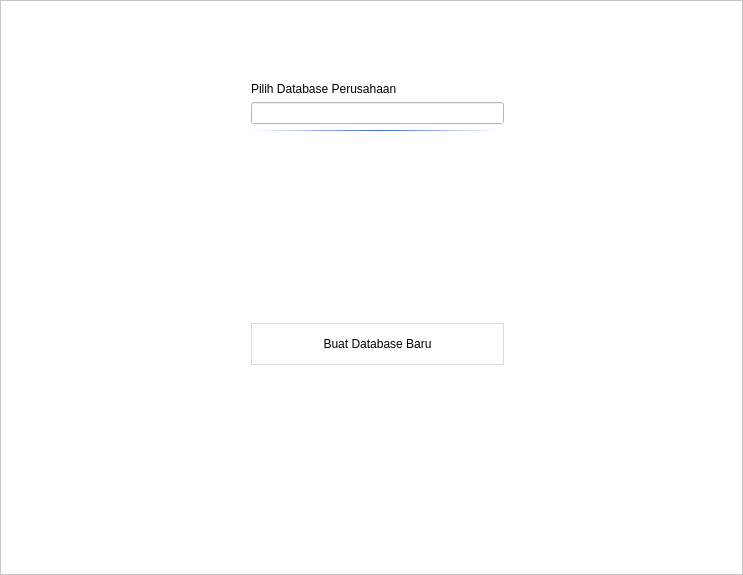
Above: source/login/login_ui.ui from fnugrahendi/petuk.corp before the change. Below: the same form after it.
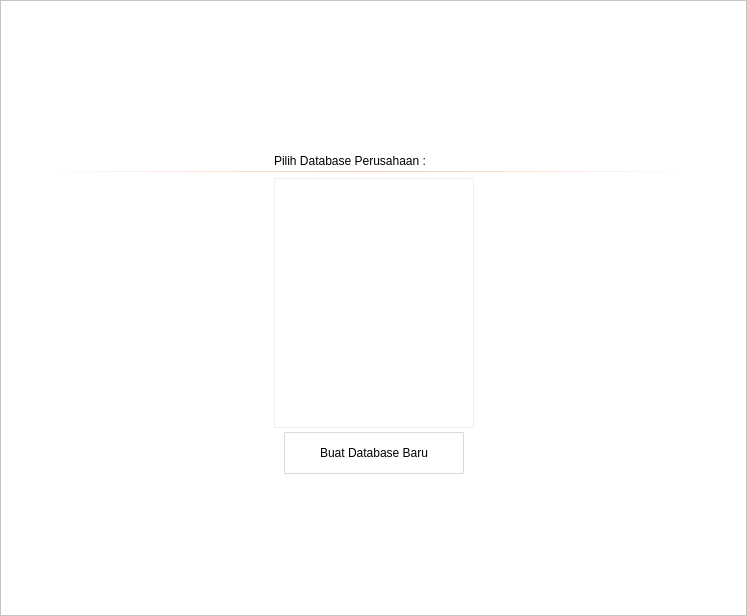
That is the form after the change. The open tabs and pages were chosen to show the change.

Commit message: login styling

Diff of the .ui file:
```diff
--- a/source/login/login_ui.ui
+++ b/source/login/login_ui.ui
@@ -6,8 +6,8 @@
    <rect>
     <x>0</x>
     <y>0</y>
-    <width>743</width>
-    <height>575</height>
+    <width>747</width>
+    <height>616</height>
    </rect>
   </property>
   <property name="windowTitle">
@@ -23,7 +23,7 @@
    <enum>QFrame::Raised</enum>
   </property>
   <layout class="QGridLayout" name="igr_Main">
-   <item row="0" column="1">
+   <item row="0" column="0">
     <spacer name="verticalSpacer">
      <property name="orientation">
       <enum>Qt::Vertical</enum>
@@ -37,61 +37,22 @@
     </spacer>
    </item>
    <item row="1" column="0">
-    <spacer name="horizontalSpacer">
-     <property name="orientation">
-      <enum>Qt::Horizontal</enum>
-     </property>
-     <property name="sizeHint" stdset="0">
-      <size>
-       <width>40</width>
-       <height>20</height>
-      </size>
-     </property>
-    </spacer>
-   </item>
-   <item row="1" column="2">
-    <spacer name="horizontalSpacer_2">
-     <property name="orientation">
-      <enum>Qt::Horizontal</enum>
-     </property>
-     <property name="sizeHint" stdset="0">
-      <size>
-       <width>40</width>
-       <height>20</height>
-      </size>
-     </property>
-    </spacer>
-   </item>
-   <item row="2" column="1">
-    <spacer name="verticalSpacer_2">
-     <property name="orientation">
-      <enum>Qt::Vertical</enum>
-     </property>
-     <property name="sizeHint" stdset="0">
-      <size>
-       <width>20</width>
-       <height>40</height>
-      </size>
-     </property>
-    </spacer>
-   </item>
-   <item row="1" column="1">
     <widget class="QStackedWidget" name="st_Main">
      <property name="sizePolicy">
-      <sizepolicy hsizetype="Preferred" vsizetype="Preferred">
+      <sizepolicy hsizetype="Expanding" vsizetype="Fixed">
        <horstretch>0</horstretch>
        <verstretch>0</verstretch>
       </sizepolicy>
      </property>
      <property name="minimumSize">
       <size>
-       <width>480</width>
+       <width>640</width>
        <height>450</height>
       </size>
      </property>
      <property name="maximumSize">
       <size>
-       <width>480</width>
+       <width>1366</width>
        <height>450</height>
       </size>
      </property>
@@ -353,14 +314,26 @@
       </widget>
      </widget>
      <widget class="QWidget" name="st_Database">
+      <layout class="QGridLayout" name="gridLayout">
+       <item row="0" column="0">
       <widget class="QFrame" name="fr_Database">
-       <property name="geometry">
-        <rect>
-         <x>110</x>
-         <y>10</y>
-         <width>271</width>
-         <height>301</height>
-        </rect>
+         <property name="sizePolicy">
+          <sizepolicy hsizetype="Expanding" vsizetype="Preferred">
+           <horstretch>0</horstretch>
+           <verstretch>0</verstretch>
+          </sizepolicy>
+         </property>
+         <property name="minimumSize">
+          <size>
+           <width>500</width>
+           <height>350</height>
+          </size>
+         </property>
+         <property name="maximumSize">
+          <size>
+           <width>800</width>
+           <height>350</height>
+          </size>
        </property>
        <property name="styleSheet">
         <string notr="true">QLabel{
@@ -377,25 +350,59 @@
         <enum>QFrame::Raised</enum>
        </property>
        <layout class="QGridLayout" name="igr_Database">
-        <item row="2" column="0">
+          <item row="2" column="2">
+           <spacer name="horizontalSpacer_4">
+            <property name="orientation">
+             <enum>Qt::Horizontal</enum>
+            </property>
+            <property name="sizeType">
+             <enum>QSizePolicy::Expanding</enum>
+            </property>
+            <property name="sizeHint" stdset="0">
+             <size>
+              <width>180</width>
+              <height>20</height>
+             </size>
+            </property>
+           </spacer>
+          </item>
+          <item row="2" column="1">
          <widget class="QScrollArea" name="sc_Database_List">
+            <property name="sizePolicy">
+             <sizepolicy hsizetype="Fixed" vsizetype="Fixed">
+              <horstretch>0</horstretch>
+              <verstretch>0</verstretch>
+             </sizepolicy>
+            </property>
+            <property name="minimumSize">
+             <size>
+              <width>200</width>
+              <height>250</height>
+             </size>
+            </property>
+            <property name="maximumSize">
+             <size>
+              <width>200</width>
+              <height>250</height>
+             </size>
+            </property>
           <property name="styleSheet">
            <string notr="true">QPushButton{
 border-style:solid;
 border-width:1px;
 border-radius:1px;
 border-color: rgb(215, 219, 223);
-height:24px;
+height:40px;
+min-width:178px;
 }
 QPushButton::hover{
 	background-color: qlineargradient(spread:pad, x1:0.511111, y1:1, x2:0.49, y2:0.420455, stop:0 rgba(16, 159, 255, 255), stop:1 rgba(98, 187, 255, 255));
 color:white;
 }
 QFrame{
-	border:0px;
-	border-top-width:1px;
-	border-top-style:solid;
-	border-top-color: qlineargradient(spread:pad, x1:0, y1:0, x2:1, y2:0, stop:0 rgba(255, 178, 102, 0), stop:0.5 rgba(61, 104, 235, 255), stop:0.98 rgba(0, 0, 0, 0), stop:1 rgba(0, 0, 0, 0));
+	border-width:1px;
+	border-style:solid;
+	border-color: rgb(240, 240, 240);
 }</string>
           </property>
           <property name="widgetResizable">
@@ -406,29 +413,28 @@
             <rect>
              <x>0</x>
              <y>0</y>
-             <width>251</width>
-             <height>186</height>
+               <width>198</width>
+               <height>248</height>
             </rect>
            </property>
            <layout class="QVBoxLayout" name="ivl_Database_ListContent"/>
           </widget>
          </widget>
         </item>
-        <item row="1" column="0">
-         <widget class="QLineEdit" name="le_Database_Search"/>
-        </item>
-        <item row="0" column="0">
-         <widget class="QLabel" name="lb_Database_Judul">
-          <property name="styleSheet">
-           <string notr="true">border:0px;</string>
-          </property>
-          <property name="text">
-           <string>Pilih Database Perusahaan</string>
-          </property>
-         </widget>
-        </item>
-        <item row="3" column="0">
+          <item row="3" column="1">
          <widget class="QPushButton" name="tb_Database_Create">
+            <property name="sizePolicy">
+             <sizepolicy hsizetype="Fixed" vsizetype="Fixed">
+              <horstretch>0</horstretch>
+              <verstretch>0</verstretch>
+             </sizepolicy>
+            </property>
+            <property name="minimumSize">
+             <size>
+              <width>200</width>
+              <height>0</height>
+             </size>
+            </property>
           <property name="cursor">
            <cursorShape>PointingHandCursor</cursorShape>
           </property>
@@ -439,6 +445,9 @@
 border-radius:1px;
 border-color: rgb(215, 219, 223);
 height:40px;
+margin-left:10px;
+margin-right:10px;
+
 }
 QPushButton::hover{
 	background-color: qlineargradient(spread:pad, x1:0.511111, y1:1, x2:0.49, y2:0.420455, stop:0 rgba(16, 159, 255, 255), stop:1 rgba(98, 187, 255, 255));
@@ -450,8 +459,118 @@
           </property>
          </widget>
         </item>
-       </layout>
-      </widget>
+          <item row="2" column="0">
+           <spacer name="horizontalSpacer_3">
+            <property name="orientation">
+             <enum>Qt::Horizontal</enum>
+            </property>
+            <property name="sizeType">
+             <enum>QSizePolicy::Expanding</enum>
+            </property>
+            <property name="sizeHint" stdset="0">
+             <size>
+              <width>180</width>
+              <height>20</height>
+             </size>
+            </property>
+           </spacer>
+          </item>
+          <item row="1" column="0" colspan="3">
+           <widget class="QFrame" name="fr_Database_Top">
+            <property name="minimumSize">
+             <size>
+              <width>0</width>
+              <height>30</height>
+             </size>
+            </property>
+            <property name="styleSheet">
+             <string notr="true">QFrame{
+	border:0px;
+	border-bottom-width:1px;
+	border-bottom-style:solid;
+	border-bottom-color: qlineargradient(spread:pad, x1:0, y1:0, x2:1, y2:0, stop:0 rgba(255, 178, 102, 0), stop:0.5 rgba(240, 119, 70, 100), stop:0.98 rgba(0, 0, 0, 0), stop:1 rgba(0, 0, 0, 0));
+}</string>
+            </property>
+            <property name="frameShape">
+             <enum>QFrame::StyledPanel</enum>
+            </property>
+            <property name="frameShadow">
+             <enum>QFrame::Raised</enum>
+            </property>
+            <layout class="QGridLayout" name="igr_Database_Top">
+             <property name="leftMargin">
+              <number>0</number>
+             </property>
+             <property name="rightMargin">
+              <number>0</number>
+             </property>
+             <item row="1" column="0">
+              <spacer name="horizontalSpacer_5">
+               <property name="orientation">
+                <enum>Qt::Horizontal</enum>
+               </property>
+               <property name="sizeType">
+                <enum>QSizePolicy::Expanding</enum>
+               </property>
+               <property name="sizeHint" stdset="0">
+                <size>
+                 <width>185</width>
+                 <height>20</height>
+                </size>
+               </property>
+              </spacer>
+             </item>
+             <item row="1" column="2">
+              <spacer name="horizontalSpacer_6">
+               <property name="orientation">
+                <enum>Qt::Horizontal</enum>
+               </property>
+               <property name="sizeType">
+                <enum>QSizePolicy::Expanding</enum>
+               </property>
+               <property name="sizeHint" stdset="0">
+                <size>
+                 <width>185</width>
+                 <height>20</height>
+                </size>
+               </property>
+              </spacer>
+             </item>
+             <item row="1" column="1">
+              <widget class="QLabel" name="lb_Database_Judul">
+               <property name="sizePolicy">
+                <sizepolicy hsizetype="Fixed" vsizetype="Fixed">
+                 <horstretch>0</horstretch>
+                 <verstretch>0</verstretch>
+                </sizepolicy>
+               </property>
+               <property name="minimumSize">
+                <size>
+                 <width>200</width>
+                 <height>20</height>
+                </size>
+               </property>
+               <property name="maximumSize">
+                <size>
+                 <width>200</width>
+                 <height>20</height>
+                </size>
+               </property>
+               <property name="styleSheet">
+                <string notr="true">border:0px;</string>
+               </property>
+               <property name="text">
+                <string>Pilih Database Perusahaan :</string>
+               </property>
+              </widget>
+             </item>
+            </layout>
+           </widget>
+          </item>
+         </layout>
+        </widget>
+       </item>
+      </layout>
      </widget>
      <widget class="QWidget" name="st_Database_Create">
       <widget class="QFrame" name="fr_Database_Create">
@@ -556,6 +675,19 @@
      </widget>
     </widget>
    </item>
+   <item row="3" column="0">
+    <spacer name="verticalSpacer_2">
+     <property name="orientation">
+      <enum>Qt::Vertical</enum>
+     </property>
+     <property name="sizeHint" stdset="0">
+      <size>
+       <width>20</width>
+       <height>40</height>
+      </size>
+     </property>
+    </spacer>
+   </item>
   </layout>
  </widget>
  <resources/>
```
Left out of the diff: 409 changed lines with no effect on the pictures. Lines whose indentation alone changed are shown as unchanged. The commit also changes 2 other files.
